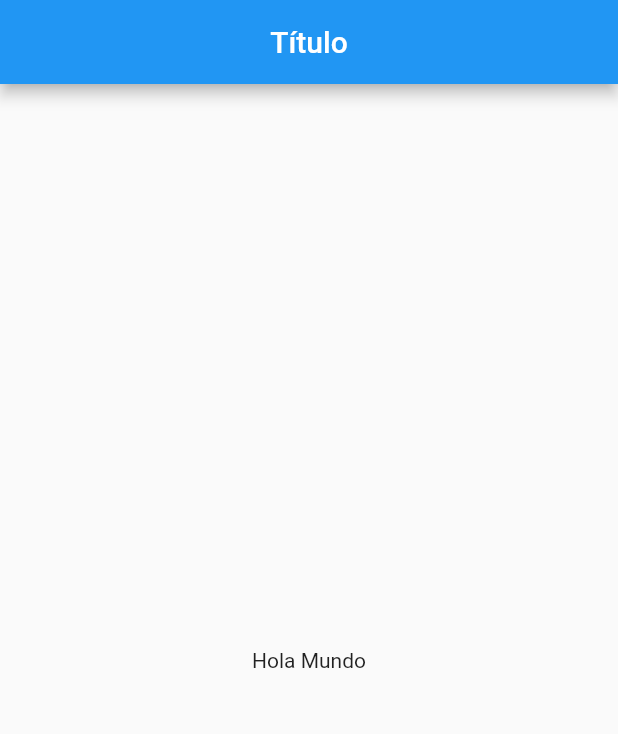
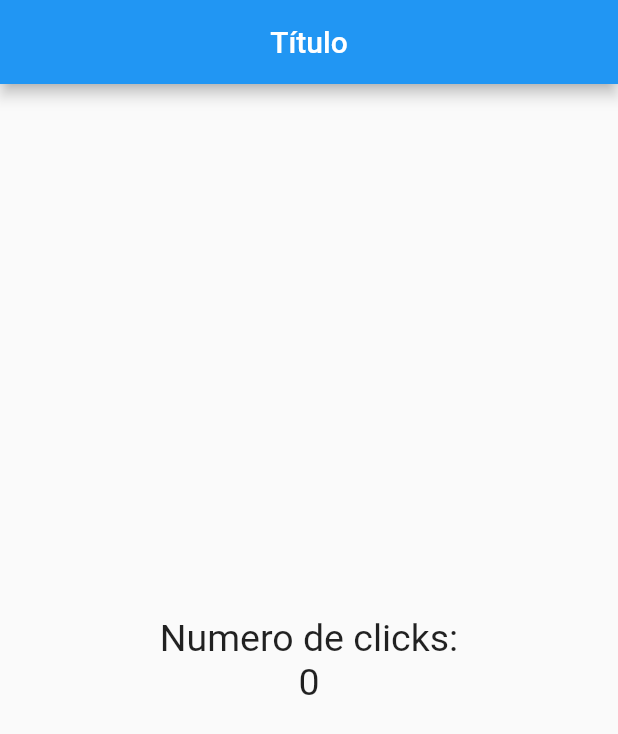
Before and after one commit to Larrygf02/firstapp-flutter, a Flutter app: the screen it shows after launch, on a phone screen of 412 x 824 dp. Shown: the top 734 px of the screen. Run offline on Flutter 3.47's test engine with Material 2 defaults, Android fonts, the phone set to English and light mode, and no system bars.

Commit message:
Columna y estilo

```diff
--- a/lib/src/pages/home_page.dart
+++ b/lib/src/pages/home_page.dart
@@ -4,6 +4,7 @@ import 'package:flutter/material.dart';
 
 class HomePage extends StatelessWidget{
 
+  final estiloTexto = TextStyle(fontSize: 25);
   @override
   Widget build(BuildContext context) {
     return Scaffold(
@@ -12,7 +13,15 @@ class HomePage extends StatelessWidget{
         centerTitle: true
       ),
       body: Center(
-        child: Text('Hola Mundo')
+        child: Column(
+          mainAxisAlignment: MainAxisAlignment.center,
+          children: <Widget>[
+            Text('Numero de clicks:', style: estiloTexto),
+            Text('0', style: estiloTexto)
+          ],
+
+        )
+
       )
     );
   }
```
